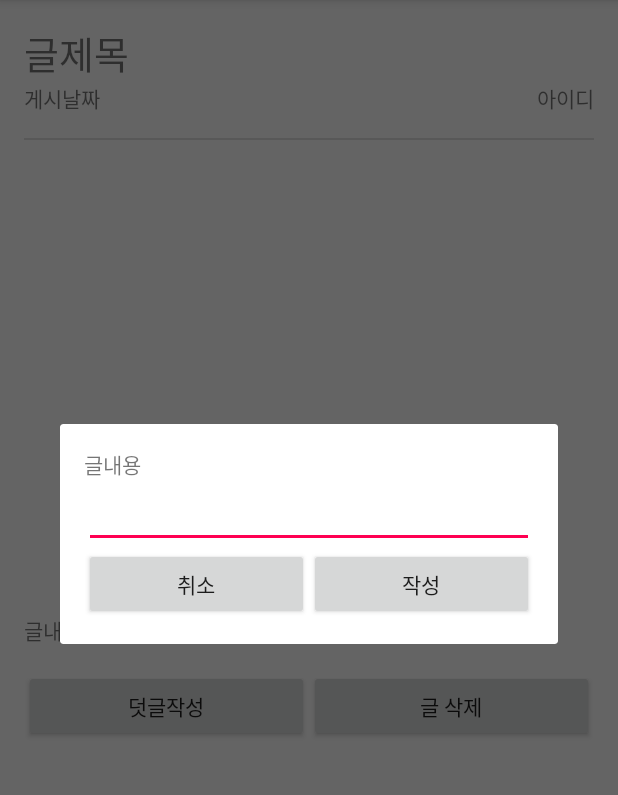
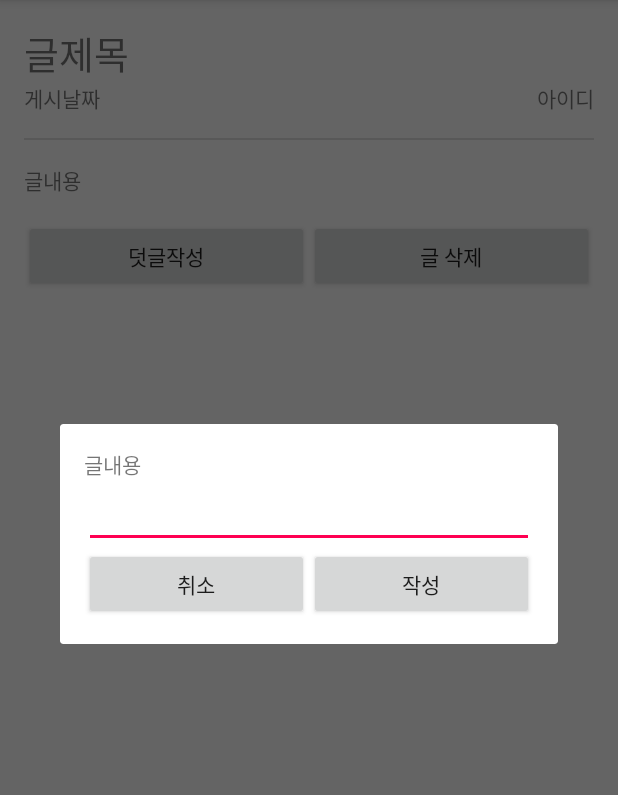
Before and after one commit to GitBravo/Project_CONO, an Android app: the CounselingDetailActivity screen opened directly, with no data from a screen before it, after a tap on "덧글작성", on a phone screen of 412 x 824 dp, the part 84-879 px from its top. Run offline under Robolectric (Android 15) with nearby library versions, the phone set to English and light mode, and no system bars; our stand-ins replace Firebase (no records; nobody signed in at launch, a user with empty details on screens opened directly); libraries missing offline, so code that uses them is left out: com.firebase.ui; pictures from the network do not load; 6 statements that could not run were skipped.

Commit message:
v0.05.006

```diff
--- a/app/src/main/AndroidManifest.xml
+++ b/app/src/main/AndroidManifest.xml
@@ -2,6 +2,9 @@
 <manifest
     xmlns:android="http://schemas.android.com/apk/res/android"
     package="kr.ac.kumoh.s20130053.cono">
+
+    <uses-permission android:name="android.permission.WRITE_EXTERNAL_STORAGE"/>
+    <uses-permission android:name="android.permission.READ_EXTERNAL_STORAGE"/>
 
     <application
         android:allowBackup="true"
--- a/app/src/main/java/kr/ac/kumoh/s20130053/cono/CounselingDetailActivity.java
+++ b/app/src/main/java/kr/ac/kumoh/s20130053/cono/CounselingDetailActivity.java
@@ -66,7 +66,7 @@ public class CounselingDetailActivity extends AppCompatActivity implements View.
         mContent = findViewById(R.id.frag_counseling_detail_content);
         mContent.setText(bundle.getString("Scontent"));
 
-        // DB에 저장된 댓글 불러오는 코드
+        // FireStore 에 저장된 댓글 불러오는 코드
         mArray = new ArrayList<>();
         mAdapter = new ArrayAdapter<>(this, android.R.layout.simple_list_item_1, mArray);
         mList = findViewById(R.id.frag_counseling_detail_list);
@@ -81,13 +81,12 @@ public class CounselingDetailActivity extends AppCompatActivity implements View.
             }
         });
 
+        // FireStorage 에 저장된 이미지 불러오는 코드. (context, ImageView, CommentID)를 인수로 받아 해당 게시글에 맞는 사진을 불러온다.
+        new FirestoreImageManager().imageDownload(this, (ImageView) findViewById(R.id.frag_counseling_detail_imageView), mCommentId);
+
         // 리스너 부착
         findViewById(R.id.frag_counseling_detail_btn_comment).setOnClickListener(this);
         findViewById(R.id.frag_counseling_detail_btn_delete).setOnClickListener(this);
-
-        // DB에 저장된 이미지 불러오는 코드
-        FirestoreImageLoader firestoreImageLoader = new FirestoreImageLoader(this, (ImageView) findViewById(R.id.frag_counseling_detail_imageView));
-        firestoreImageLoader.ImageLoad();
     }
 
     @Override
@@ -108,6 +107,7 @@ public class CounselingDetailActivity extends AppCompatActivity implements View.
                 mId = findViewById(R.id.frag_counseling_detail_id);
                 // 본인이 작성한 글일 경우 삭제 수행
                 if (mId.getText().equals(mAuth.getCurrentUser().getEmail())) {
+                    // FireStore 제거
                     db.collection("Hairshop").document(hairshop_token).collection("Comment").document(mCommentId)
                             .delete()
                             .addOnSuccessListener(new OnSuccessListener<Void>() {
@@ -122,6 +122,10 @@ public class CounselingDetailActivity extends AppCompatActivity implements View.
                                     Log.w("TAG", "Error deleting document", e);
                                 }
                             });
+
+                    // FireStorage 제거
+                    new FirestoreImageManager().imageDelete(mCommentId);
+
                     Toast.makeText(this, R.string.counseling_delete_complete, Toast.LENGTH_SHORT).show();
                     finish();
                 } else {
--- a/app/src/main/java/kr/ac/kumoh/s20130053/cono/FirestoreImageLoader.java
+++ /dev/null
@@ -1,32 +0,0 @@
-package kr.ac.kumoh.s20130053.cono;
-
-import android.content.Context;
-import android.widget.ImageView;
-
-import com.bumptech.glide.Glide;
-import com.firebase.ui.storage.images.FirebaseImageLoader;
-import com.google.firebase.storage.FirebaseStorage;
-import com.google.firebase.storage.StorageReference;
-
-public class FirestoreImageLoader {
-    private Context context;
-    private ImageView imageView;
-    private FirebaseStorage storage;
-    private StorageReference storageReference;
-
-    FirestoreImageLoader(Context context, ImageView imageView){
-        this.context = context;
-        this.imageView = imageView;
-
-        storage = FirebaseStorage.getInstance(); // FireStorage 인스턴스 획득
-        storageReference = storage.getReferenceFromUrl("gs://cono-bf6c7.appspot.com/comment_image/0Iiu5XDotIpacn8haUYO.png"); // 저장된 파일 위치로부터 참조객체 생성
-    }
-
-    public void ImageLoad(){
-        // 이미지를 로드하여 ImageView 로 출력
-        Glide.with(context /* context */)
-                .using(new FirebaseImageLoader())
-                .load(storageReference)
-                .into(imageView);
-    }
-}
--- /dev/null
+++ b/app/src/main/java/kr/ac/kumoh/s20130053/cono/FirestoreImageManager.java
@@ -0,0 +1,44 @@
+package kr.ac.kumoh.s20130053.cono;
+
+import android.content.Context;
+import android.net.Uri;
+import android.view.View;
+import android.widget.ImageView;
+
+import com.bumptech.glide.Glide;
+import com.firebase.ui.storage.images.FirebaseImageLoader;
+import com.google.firebase.storage.FirebaseStorage;
+import com.google.firebase.storage.StorageReference;
+import com.google.firebase.storage.UploadTask;
+
+public class FirestoreImageManager {
+    private FirebaseStorage storage;
+    private StorageReference storageRef;
+    private StorageReference targetRef;
+    private UploadTask uploadTask;
+
+    public FirestoreImageManager() {
+        // Firestorage 객체 할당
+        storage = FirebaseStorage.getInstance();
+        storageRef = storage.getReference();
+    }
+
+    public void imageUpload(String comment_id, Uri localFileURI){
+        targetRef = storageRef.child("comment_image/"+comment_id); // 서버에 저장될 위치 + 파일명(게시물ID)
+        uploadTask = targetRef.putFile(localFileURI); // 로컬에 있는 파일을 서버로 업로드
+    }
+
+    public void imageDownload(Context context, ImageView imageView, String comment_id){
+        storageRef = storage.getReferenceFromUrl("gs://cono-bf6c7.appspot.com/comment_image/" + comment_id); // 저장된 파일 위치로부터 참조객체 생성
+        Glide.with(context /* context */)
+                .using(new FirebaseImageLoader())
+                .load(storageRef)
+                .into(imageView);
+        imageView.setVisibility(View.VISIBLE);
+    }
+
+    public void imageDelete(String comment_id){
+        StorageReference desertRef = storageRef.child("comment_image/" + comment_id);
+        desertRef.delete();
+    }
+}
--- a/app/src/main/res/layout/activity_counseling_detail.xml
+++ b/app/src/main/res/layout/activity_counseling_detail.xml
@@ -56,8 +56,9 @@
 
         <ImageView
             android:id="@+id/frag_counseling_detail_imageView"
-            android:layout_width="300dp"
-            android:layout_height="300dp"
+            android:layout_width="wrap_content"
+            android:layout_height="wrap_content"
+            android:visibility="gone"
             />
 
         <TextView
```
Also changed, not shown: app/src/main/java/kr/ac/kumoh/s20130053/cono/CounselingWriteActivity.java (+58 -9 lines), app/src/main/res/layout/activity_counseling_write.xml (+7 -0 lines), app/src/main/res/values/strings.xml (+5 -8 lines).
